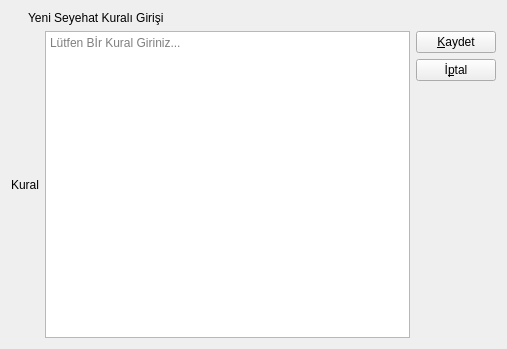
First picture: the form in Formlar/VeriFormlari/seyehatkurallariverigirisformu.ui, repository emirkyz/OtobusBilgiSistemi, before the edit.
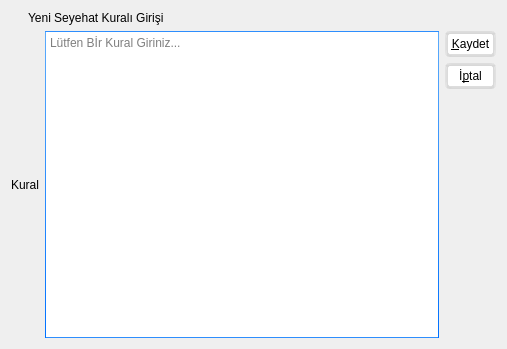
Second picture: the form after the edit. Icons and pictures are not drawn.

Diff of the .ui file:
```diff
--- a/Formlar/VeriFormlari/seyehatkurallariverigirisformu.ui
+++ b/Formlar/VeriFormlari/seyehatkurallariverigirisformu.ui
@@ -49,7 +49,558 @@
 QPlainTextEdit {
 	font: 12pt &quot;Roboto&quot;;
 }
-</string>
+QMainWindow {
+	background-color:#ececec;
+}
+QTextEdit {
+	border-width: 1px;
+	border-style: solid;
+	border-color: qlineargradient(spread:pad, x1:0.5, y1:1, x2:0.5, y2:0, stop:0 rgba(0, 113, 255, 255), stop:1 rgba(91, 171, 252, 255));
+}
+QPlainTextEdit {
+	border-width: 1px;
+	border-style: solid;
+	border-color: qlineargradient(spread:pad, x1:0.5, y1:1, x2:0.5, y2:0, stop:0 rgba(0, 113, 255, 255), stop:1 rgba(91, 171, 252, 255));
+}
+QToolButton {
+	border-style: solid;
+	border-top-color: qlineargradient(spread:pad, x1:0.5, y1:1, x2:0.5, y2:0, stop:0 rgb(215, 215, 215), stop:1 rgb(222, 222, 222));
+	border-right-color: qlineargradient(spread:pad, x1:0, y1:0.5, x2:1, y2:0.5, stop:0 rgb(217, 217, 217), stop:1 rgb(227, 227, 227));
+	border-left-color: qlineargradient(spread:pad, x1:0, y1:0.5, x2:1, y2:0.5, stop:0 rgb(227, 227, 227), stop:1 rgb(217, 217, 217));
+	border-bottom-color: qlineargradient(spread:pad, x1:0.5, y1:1, x2:0.5, y2:0, stop:0 rgb(215, 215, 215), stop:1 rgb(222, 222, 222));
+	border-width: 1px;
+	border-radius: 5px;
+	color: rgb(0,0,0);
+	padding: 2px;
+	background-color: rgb(170,170,170);
+}
+QToolButton:hover{
+	border-style: solid;
+	border-top-color: qlineargradient(spread:pad, x1:0.5, y1:1, x2:0.5, y2:0, stop:0 rgb(195, 195, 195), stop:1 rgb(222, 222, 222));
+	border-right-color: qlineargradient(spread:pad, x1:0, y1:0.5, x2:1, y2:0.5, stop:0 rgb(197, 197, 197), stop:1 rgb(227, 227, 227));
+	border-left-color: qlineargradient(spread:pad, x1:0, y1:0.5, x2:1, y2:0.5, stop:0 rgb(227, 227, 227), stop:1 rgb(197, 197, 197));
+	border-bottom-color: qlineargradient(spread:pad, x1:0.5, y1:1, x2:0.5, y2:0, stop:0 rgb(195, 195, 195), stop:1 rgb(222, 222, 222));
+	border-width: 1px;
+	border-radius: 5px;
+	color: rgb(0,0,0);
+	padding: 2px;
+	background-color: rgb(255,255,255);
+}
+QToolButton:pressed{
+	border-style: solid;
+	border-top-color: qlineargradient(spread:pad, x1:0.5, y1:1, x2:0.5, y2:0, stop:0 rgb(215, 215, 215), stop:1 rgb(222, 222, 222));
+	border-right-color: qlineargradient(spread:pad, x1:0, y1:0.5, x2:1, y2:0.5, stop:0 rgb(217, 217, 217), stop:1 rgb(227, 227, 227));
+	border-left-color: qlineargradient(spread:pad, x1:0, y1:0.5, x2:1, y2:0.5, stop:0 rgb(227, 227, 227), stop:1 rgb(217, 217, 217));
+	border-bottom-color: qlineargradient(spread:pad, x1:0.5, y1:1, x2:0.5, y2:0, stop:0 rgb(215, 215, 215), stop:1 rgb(222, 222, 222));
+	border-width: 1px;
+	border-radius: 5px;
+	color: rgb(0,0,0);
+	padding: 2px;
+	background-color: rgb(142,142,142);
+}
+QPushButton{
+	border-style: solid;
+	border-top-color: qlineargradient(spread:pad, x1:0.5, y1:1, x2:0.5, y2:0, stop:0 rgb(215, 215, 215), stop:1 rgb(222, 222, 222));
+	border-right-color: qlineargradient(spread:pad, x1:0, y1:0.5, x2:1, y2:0.5, stop:0 rgb(217, 217, 217), stop:1 rgb(227, 227, 227));
+	border-left-color: qlineargradient(spread:pad, x1:0, y1:0.5, x2:1, y2:0.5, stop:0 rgb(227, 227, 227), stop:1 rgb(217, 217, 217));
+	border-bottom-color: qlineargradient(spread:pad, x1:0.5, y1:1, x2:0.5, y2:0, stop:0 rgb(215, 215, 215), stop:1 rgb(222, 222, 222));
+	border-width: 3px;
+	border-radius: 5px;
+	color: rgb(0,0,0);
+	padding: 3px;
+	background-color: rgb(255,255,255);
+}
+QPushButton::default{
+	border-style: solid;
+	border-top-color: qlineargradient(spread:pad, x1:0.5, y1:1, x2:0.5, y2:0, stop:0 rgb(215, 215, 215), stop:1 rgb(222, 222, 222));
+	border-right-color: qlineargradient(spread:pad, x1:0, y1:0.5, x2:1, y2:0.5, stop:0 rgb(217, 217, 217), stop:1 rgb(227, 227, 227));
+	border-left-color: qlineargradient(spread:pad, x1:0, y1:0.5, x2:1, y2:0.5, stop:0 rgb(227, 227, 227), stop:1 rgb(217, 217, 217));
+	border-bottom-color: qlineargradient(spread:pad, x1:0.5, y1:1, x2:0.5, y2:0, stop:0 rgb(215, 215, 215), stop:1 rgb(222, 222, 222));
+	border-width: 3px;
+	border-radius: 5px;
+	color: rgb(0,0,0);
+	padding: 3px;
+	background-color: rgb(255,255,255);
+}
+QPushButton:hover{
+	border-style: solid;
+	border-top-color: qlineargradient(spread:pad, x1:0.5, y1:1, x2:0.5, y2:0, stop:0 rgb(195, 195, 195), stop:1 rgb(222, 222, 222));
+	border-right-color: qlineargradient(spread:pad, x1:0, y1:0.5, x2:1, y2:0.5, stop:0 rgb(197, 197, 197), stop:1 rgb(227, 227, 227));
+	border-left-color: qlineargradient(spread:pad, x1:0, y1:0.5, x2:1, y2:0.5, stop:0 rgb(227, 227, 227), stop:1 rgb(197, 197, 197));
+	border-bottom-color: qlineargradient(spread:pad, x1:0.5, y1:1, x2:0.5, y2:0, stop:0 rgb(195, 195, 195), stop:1 rgb(222, 222, 222));
+	border-width: 1px;
+	border-radius: 5px;
+	color: rgb(0,0,0);
+	padding: 2px;
+	background-color: rgb(255,255,255);
+}
+QPushButton:pressed{
+	border-style: solid;
+	border-top-color: qlineargradient(spread:pad, x1:0.5, y1:1, x2:0.5, y2:0, stop:0 rgb(215, 215, 215), stop:1 rgb(222, 222, 222));
+	border-right-color: qlineargradient(spread:pad, x1:0, y1:0.5, x2:1, y2:0.5, stop:0 rgb(217, 217, 217), stop:1 rgb(227, 227, 227));
+	border-left-color: qlineargradient(spread:pad, x1:0, y1:0.5, x2:1, y2:0.5, stop:0 rgb(227, 227, 227), stop:1 rgb(217, 217, 217));
+	border-bottom-color: qlineargradient(spread:pad, x1:0.5, y1:1, x2:0.5, y2:0, stop:0 rgb(215, 215, 215), stop:1 rgb(222, 222, 222));
+	border-width: 1px;
+	border-radius: 5px;
+	color: rgb(0,0,0);
+	padding: 2px;
+	background-color: rgb(142,142,142);
+}
+QPushButton:disabled{
+	border-style: solid;
+	border-top-color: qlineargradient(spread:pad, x1:0.5, y1:1, x2:0.5, y2:0, stop:0 rgb(215, 215, 215), stop:1 rgb(222, 222, 222));
+	border-right-color: qlineargradient(spread:pad, x1:0, y1:0.5, x2:1, y2:0.5, stop:0 rgb(217, 217, 217), stop:1 rgb(227, 227, 227));
+	border-left-color: qlineargradient(spread:pad, x1:0, y1:0.5, x2:1, y2:0.5, stop:0 rgb(227, 227, 227), stop:1 rgb(217, 217, 217));
+	border-bottom-color: qlineargradient(spread:pad, x1:0.5, y1:1, x2:0.5, y2:0, stop:0 rgb(215, 215, 215), stop:1 rgb(222, 222, 222));
+	border-width: 1px;
+	border-radius: 5px;
+	color: #808086;
+	padding: 2px;
+	background-color: rgb(142,142,142);
+}
+QLineEdit {
+	border-width: 1px; border-radius: 4px;
+	border-style: solid;
+	border-color: qlineargradient(spread:pad, x1:0.5, y1:1, x2:0.5, y2:0, stop:0 rgba(0, 113, 255, 255), stop:1 rgba(91, 171, 252, 255));
+}
+QLabel {
+	color: #000000;
+}
+QLCDNumber {
+	color: rgb(0, 113, 255, 255);
+}
+QProgressBar {
+	text-align: center;
+	color: rgb(240, 240, 240);
+	border-width: 1px; 
+	border-radius: 10px;
+	border-color: rgb(230, 230, 230);
+	
+	background-color:rgb(207,207,207);
+}
+QProgressBar::chunk {
+	background-color: qlineargradient(spread:pad, x1:0.5, y1:1, x2:0.5, y2:0, stop:0 rgba(49, 147, 250, 255), stop:1 rgba(34, 142, 255, 255));
+	border-radius: 10px;
+}
+QMenuBar {
+	background-color: qlineargradient(spread:pad, x1:0.5, y1:1, x2:0.5, y2:0, stop:0 rgba(207, 209, 207, 255), stop:1 rgba(230, 229, 230, 255));
+}
+QMenuBar::item {
+	color: #000000;
+  	spacing: 3px;
+  	padding: 1px 4px;
+	
+}
+
+QMenuBar::item:selected {
+  	background-color: qlineargradient(spread:pad, x1:0.5, y1:1, x2:0.5, y2:0, stop:0 rgba(0, 113, 255, 255), stop:1 rgba(91, 171, 252, 255));
+	color: #FFFFFF;
+}
+QMenu::item:selected {
+	border-style: solid;
+	border-top-color: transparent;
+	border-right-color: transparent;
+	border-left-color: qlineargradient(spread:pad, x1:0.5, y1:1, x2:0.5, y2:0, stop:0 rgba(0, 113, 255, 255), stop:1 rgba(91, 171, 252, 255));
+	border-bottom-color: transparent;
+	border-left-width: 2px;
+	color: #000000;
+	padding-left:15px;
+	padding-top:4px;
+	padding-bottom:4px;
+	padding-right:7px;
+}
+QMenu::item {
+	border-style: solid;
+	border-top-color: transparent;
+	border-right-color: transparent;
+	border-left-color: transparent;
+	border-bottom-color: transparent;
+	border-bottom-width: 1px;
+	color: #000000;
+	padding-left:17px;
+	padding-top:4px;
+	padding-bottom:4px;
+	padding-right:7px;
+}
+QTabWidget {
+	color:rgb(0,0,0);
+	background-color:#000000;
+}
+QTabWidget::pane {
+		border-color: rgb(223,223,223);
+		background-color:rgb(226,226,226);
+		border-style: solid;
+		border-width: 2px;
+    	border-radius: 6px;
+}
+QTabBar::tab:first {
+	border-style: solid;
+	border-left-width:1px;
+	border-right-width:0px;
+	border-top-width:1px;
+	border-bottom-width:1px;
+	border-top-color: rgb(209,209,209);
+	border-left-color: qlineargradient(spread:pad, x1:0.5, y1:1, x2:0.5, y2:0, stop:0 rgba(209, 209, 209, 209), stop:1 rgba(229, 229, 229, 229));
+	border-bottom-color: rgb(229,229,229);
+	border-top-left-radius: 4px;
+	border-bottom-left-radius: 4px;
+	color: #000000;
+	padding: 3px;
+	margin-left:0px;
+	background-color: qlineargradient(spread:pad, x1:0.5, y1:1, x2:0.5, y2:0, stop:0 rgba(247, 247, 247, 255), stop:1 rgba(255, 255, 255, 255));
+}
+QTabBar::tab:last {
+	border-style: solid;
+	border-width:1px;
+	border-top-color: rgb(209,209,209);
+	border-left-color: qlineargradient(spread:pad, x1:0.5, y1:1, x2:0.5, y2:0, stop:0 rgba(209, 209, 209, 209), stop:1 rgba(229, 229, 229, 229));
+	border-right-color: qlineargradient(spread:pad, x1:0.5, y1:1, x2:0.5, y2:0, stop:0 rgba(209, 209, 209, 209), stop:1 rgba(229, 229, 229, 229));
+	border-bottom-color: rgb(229,229,229);
+	border-top-right-radius: 4px;
+	border-bottom-right-radius: 4px;
+	color: #000000;
+	padding: 3px;
+	margin-left:0px;
+	background-color: qlineargradient(spread:pad, x1:0.5, y1:1, x2:0.5, y2:0, stop:0 rgba(247, 247, 247, 255), stop:1 rgba(255, 255, 255, 255));
+}
+QTabBar::tab {
+	border-style: solid;
+	border-top-width:1px;
+	border-bottom-width:1px;
+	border-left-width:1px;
+	border-top-color: rgb(209,209,209);
+	border-left-color: qlineargradient(spread:pad, x1:0.5, y1:1, x2:0.5, y2:0, stop:0 rgba(209, 209, 209, 209), stop:1 rgba(229, 229, 229, 229));
+	border-bottom-color: rgb(229,229,229);
+	color: #000000;
+	padding: 3px;
+	margin-left:0px;
+	background-color: qlineargradient(spread:pad, x1:0.5, y1:1, x2:0.5, y2:0, stop:0 rgba(247, 247, 247, 255), stop:1 rgba(255, 255, 255, 255));
+}
+QTabBar::tab:selected, QTabBar::tab:last:selected, QTabBar::tab:hover {
+  	border-style: solid;
+  	border-left-width:1px;
+	border-right-color: transparent;
+	border-top-color: rgb(209,209,209);
+	border-left-color: qlineargradient(spread:pad, x1:0.5, y1:1, x2:0.5, y2:0, stop:0 rgba(209, 209, 209, 209), stop:1 rgba(229, 229, 229, 229));
+	border-bottom-color: rgb(229,229,229);
+	color: #FFFFFF;
+	padding: 3px;
+	margin-left:0px;
+	background-color: qlineargradient(spread:pad, x1:0.5, y1:1, x2:0.5, y2:0, stop:0 rgba(0, 113, 255, 255), stop:1 rgba(91, 171, 252, 255));
+}
+
+QTabBar::tab:selected, QTabBar::tab:first:selected, QTabBar::tab:hover {
+  	border-style: solid;
+  	border-left-width:1px;
+  	border-bottom-width:1px;
+  	border-top-width:1px;
+	border-right-color: transparent;
+	border-top-color: rgb(209,209,209);
+	border-left-color: qlineargradient(spread:pad, x1:0.5, y1:1, x2:0.5, y2:0, stop:0 rgba(209, 209, 209, 209), stop:1 rgba(229, 229, 229, 229));
+	border-bottom-color: rgb(229,229,229);
+	color: #FFFFFF;
+	padding: 3px;
+	margin-left:0px;
+	background-color: qlineargradient(spread:pad, x1:0.5, y1:1, x2:0.5, y2:0, stop:0 rgba(0, 113, 255, 255), stop:1 rgba(91, 171, 252, 255));
+}
+
+QCheckBox {
+	color: #000000;
+	padding: 2px;
+}
+QCheckBox:disabled {
+	color: #808086;
+	padding: 2px;
+}
+
+QCheckBox:hover {
+	border-radius:4px;
+	border-style:solid;
+	padding-left: 1px;
+	padding-right: 1px;
+	padding-bottom: 1px;
+	padding-top: 1px;
+	border-width:1px;
+	border-color: transparent;
+}
+QCheckBox::indicator:checked {
+
+	height: 10px;
+	width: 10px;
+	border-style:solid;
+	border-width: 1px;
+	border-color: qlineargradient(spread:pad, x1:0.5, y1:1, x2:0.5, y2:0, stop:0 rgba(0, 113, 255, 255), stop:1 rgba(91, 171, 252, 255));
+	color: #000000;
+	background-color: qlineargradient(spread:pad, x1:0.5, y1:1, x2:0.5, y2:0, stop:0 rgba(0, 113, 255, 255), stop:1 rgba(91, 171, 252, 255));
+}
+QCheckBox::indicator:unchecked {
+
+	height: 10px;
+	width: 10px;
+	border-style:solid;
+	border-width: 1px;
+	border-color: qlineargradient(spread:pad, x1:0.5, y1:1, x2:0.5, y2:0, stop:0 rgba(0, 113, 255, 255), stop:1 rgba(91, 171, 252, 255));
+	color: #000000;
+}
+QRadioButton {
+	color: 000000;
+	padding: 1px;
+}
+QRadioButton::indicator:checked {
+	height: 10px;
+	width: 10px;
+	border-style:solid;
+	border-radius:5px;
+	border-width: 1px;
+	border-color: qlineargradient(spread:pad, x1:0.5, y1:1, x2:0.5, y2:0, stop:0 rgba(0, 113, 255, 255), stop:1 rgba(91, 171, 252, 255));
+	color: #a9b7c6;
+	background-color: qlineargradient(spread:pad, x1:0.5, y1:1, x2:0.5, y2:0, stop:0 rgba(0, 113, 255, 255), stop:1 rgba(91, 171, 252, 255));
+}
+QRadioButton::indicator:!checked {
+	height: 10px;
+	width: 10px;
+	border-style:solid;
+	border-radius:5px;
+	border-width: 1px;
+	border-color: qlineargradient(spread:pad, x1:0.5, y1:1, x2:0.5, y2:0, stop:0 rgba(0, 113, 255, 255), stop:1 rgba(91, 171, 252, 255));
+	color: #a9b7c6;
+	background-color: transparent;
+}
+QStatusBar {
+	color:#027f7f;
+}
+QSpinBox {
+	border-style: solid;
+	border-width: 1px;
+	border-color: qlineargradient(spread:pad, x1:0.5, y1:1, x2:0.5, y2:0, stop:0 rgba(0, 113, 255, 255), stop:1 rgba(91, 171, 252, 255));
+}
+QDoubleSpinBox {
+	border-style: solid;
+	border-width: 1px;
+	border-color: qlineargradient(spread:pad, x1:0.5, y1:1, x2:0.5, y2:0, stop:0 rgba(0, 113, 255, 255), stop:1 rgba(91, 171, 252, 255));
+}
+QTimeEdit {
+	border-style: solid;
+	border-width: 1px;
+	border-color: qlineargradient(spread:pad, x1:0.5, y1:1, x2:0.5, y2:0, stop:0 rgba(0, 113, 255, 255), stop:1 rgba(91, 171, 252, 255));
+}
+QDateTimeEdit {
+	border-style: solid;
+	border-width: 1px;
+	border-color: qlineargradient(spread:pad, x1:0.5, y1:1, x2:0.5, y2:0, stop:0 rgba(0, 113, 255, 255), stop:1 rgba(91, 171, 252, 255));
+}
+QDateEdit {
+	border-style: solid;
+	border-width: 1px;
+	border-color: qlineargradient(spread:pad, x1:0.5, y1:1, x2:0.5, y2:0, stop:0 rgba(0, 113, 255, 255), stop:1 rgba(91, 171, 252, 255));
+}
+
+QToolBox {
+	color: #a9b7c6;
+	background-color:#000000;
+}
+QToolBox::tab {
+	color: #a9b7c6;
+	background-color:#000000;
+}
+QToolBox::tab:selected {
+	color: #FFFFFF;
+	background-color:#000000;
+}
+QScrollArea {
+	color: #FFFFFF;
+	background-color:#000000;
+}
+QSlider::groove:horizontal {
+	height: 5px;
+	background-color: qlineargradient(spread:pad, x1:0.5, y1:1, x2:0.5, y2:0, stop:0 rgba(49, 147, 250, 255), stop:1 rgba(34, 142, 255, 255));
+}
+QSlider::groove:vertical {
+	width: 5px;
+	background-color: qlineargradient(spread:pad, x1:0.5, y1:1, x2:0.5, y2:0, stop:0 rgba(49, 147, 250, 255), stop:1 rgba(34, 142, 255, 255));
+}
+QSlider::handle:horizontal {
+	background: rgb(253,253,253);
+	border-style: solid;
+	border-width: 1px;
+	border-color: rgb(207,207,207);
+	width: 12px;
+	margin: -5px 0;
+	border-radius: 7px;
+}
+QSlider::handle:vertical {
+	background: rgb(253,253,253);
+	border-style: solid;
+	border-width: 1px;
+	border-color: rgb(207,207,207);
+	height: 12px;
+	margin: 0 -5px;
+	border-radius: 7px;
+}
+QSlider::add-page:horizontal {
+    background: rgb(181,181,181);
+}
+QSlider::add-page:vertical {
+    background: rgb(181,181,181);
+}
+QSlider::sub-page:horizontal {
+    background-color: qlineargradient(spread:pad, x1:0.5, y1:1, x2:0.5, y2:0, stop:0 rgba(49, 147, 250, 255), stop:1 rgba(34, 142, 255, 255));
+}
+QSlider::sub-page:vertical {
+    background-color: qlineargradient(spread:pad, y1:0.5, x1:1, y2:0.5, x2:0, stop:0 rgba(49, 147, 250, 255), stop:1 rgba(34, 142, 255, 255));
+}
+QScrollBar:horizontal {
+	max-height: 20px;
+	border: 1px transparent grey;
+	margin: 0px 20px 0px 20px;
+}
+QScrollBar:vertical {
+	max-width: 20px;
+	border: 1px transparent grey;
+	margin: 20px 0px 20px 0px;
+}
+QScrollBar::handle:horizontal {
+	background: rgb(253,253,253);
+	border-style: solid;
+	border-width: 1px;
+	border-color: rgb(207,207,207);
+	border-radius: 7px;
+	min-width: 25px;
+}
+QScrollBar::handle:horizontal:hover {
+	background: rgb(253,253,253);
+	border-style: solid;
+	border-width: 1px;
+	border-color: rgb(147, 200, 200);
+	border-radius: 7px;
+	min-width: 25px;
+}
+QScrollBar::handle:vertical {
+	background: rgb(253,253,253);
+	border-style: solid;
+	border-width: 1px;
+	border-color: rgb(207,207,207);
+	border-radius: 7px;
+	min-height: 25px;
+}
+QScrollBar::handle:vertical:hover {
+	background: rgb(253,253,253);
+	border-style: solid;
+	border-width: 1px;
+	border-color: rgb(147, 200, 200);
+	border-radius: 7px;
+	min-height: 25px;
+}
+QScrollBar::add-line:horizontal {
+   border: 2px transparent grey;
+   border-top-right-radius: 7px;
+   border-bottom-right-radius: 7px;
+   background: rgba(34, 142, 255, 255);
+   width: 20px;
+   subcontrol-position: right;
+   subcontrol-origin: margin;
+}
+QScrollBar::add-line:horizontal:pressed {
+   border: 2px transparent grey;
+   border-top-right-radius: 7px;
+   border-bottom-right-radius: 7px;
+   background: rgb(181,181,181);
+   width: 20px;
+   subcontrol-position: right;
+   subcontrol-origin: margin;
+}
+QScrollBar::add-line:vertical {
+   border: 2px transparent grey;
+   border-bottom-left-radius: 7px;
+   border-bottom-right-radius: 7px;
+   background: rgba(34, 142, 255, 255);
+   height: 20px;
+   subcontrol-position: bottom;
+   subcontrol-origin: margin;
+}
+QScrollBar::add-line:vertical:pressed {
+   border: 2px transparent grey;
+   border-bottom-left-radius: 7px;
+   border-bottom-right-radius: 7px;
+   background: rgb(181,181,181);
+   height: 20px;
+   subcontrol-position: bottom;
+   subcontrol-origin: margin;
+}
+QScrollBar::sub-line:horizontal {
+   border: 2px transparent grey;
+   border-top-left-radius: 7px;
+   border-bottom-left-radius: 7px;
+   background: rgba(34, 142, 255, 255);
+   width: 20px;
+   subcontrol-position: left;
+   subcontrol-origin: margin;
+}
+QScrollBar::sub-line:horizontal:pressed {
+   border: 2px transparent grey;
+   border-top-left-radius: 7px;
+   border-bottom-left-radius: 7px;
+   background: rgb(181,181,181);
+   width: 20px;
+   subcontrol-position: left;
+   subcontrol-origin: margin;
+}
+QScrollBar::sub-line:vertical {
+   border: 2px transparent grey;
+   border-top-left-radius: 7px;
+   border-top-right-radius: 7px;
+   background: rgba(34, 142, 255, 255);
+   height: 20px;
+   subcontrol-position: top;
+   subcontrol-origin: margin;
+}
+QScrollBar::sub-line:vertical:pressed {
+   border: 2px transparent grey;
+   border-top-left-radius: 7px;
+   border-top-right-radius: 7px;
+   background: rgb(181,181,181);
+   height: 20px;
+   subcontrol-position: top;
+   subcontrol-origin: margin;
+}
+QScrollBar::left-arrow:horizontal {
+   border: 1px transparent grey;
+   border-top-left-radius: 3px;
+   border-bottom-left-radius: 3px;
+   width: 6px;
+   height: 6px;
+   background: white;
+}
+QScrollBar::right-arrow:horizontal {
+   border: 1px transparent grey;
+   border-top-right-radius: 3px;
+   border-bottom-right-radius: 3px;
+   width: 6px;
+   height: 6px;
+   background: white;
+}
+QScrollBar::up-arrow:vertical {
+   border: 1px transparent grey;
+   border-top-left-radius: 3px;
+   border-top-right-radius: 3px;
+   width: 6px;
+   height: 6px;
+   background: white;
+}
+QScrollBar::down-arrow:vertical {
+   border: 1px transparent grey;
+   border-bottom-left-radius: 3px;
+   border-bottom-right-radius: 3px;
+   width: 6px;
+   height: 6px;
+   background: white;
+}
+QScrollBar::add-page:horizontal, QScrollBar::sub-page:horizontal {
+   background: none;
+}
+QScrollBar::add-page:vertical, QScrollBar::sub-page:vertical {
+   background: none;
+}</string>
   </property>
   <layout class="QGridLayout" name="gridLayout">
    <item row="0" column="0">
```
Left out of the diff: 554 changed lines with no effect on the pictures.
